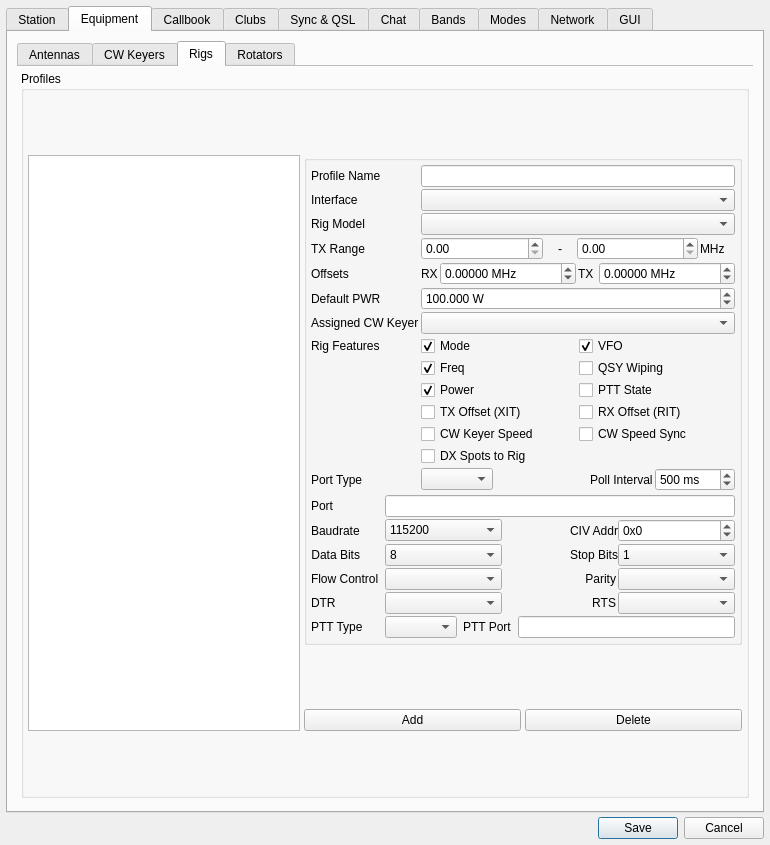
First picture: the form in ui/SettingsDialog.ui, repository aa5sh/QLog, before the edit.
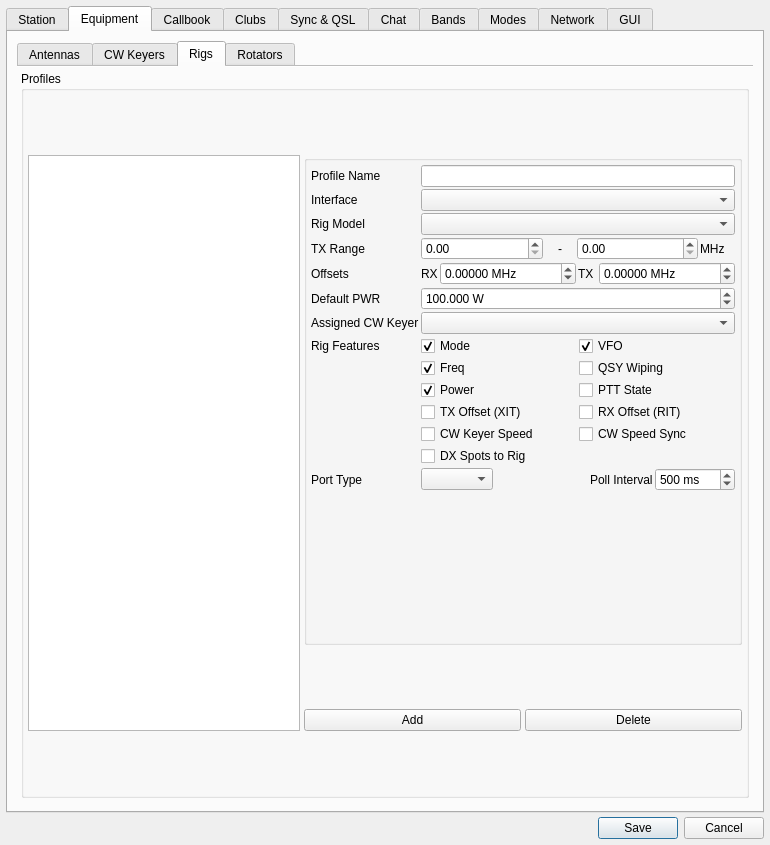
Second picture: the form after the edit. The open tabs and pages were chosen to show the change. Icons and pictures are not drawn. Custom widgets are drawn as their Qt base class.

Commit message: Fixed #862 - OmniRig settings are not saved

```diff
--- a/ui/SettingsDialog.ui
+++ b/ui/SettingsDialog.ui
@@ -2371,6 +2371,7 @@
                      </item>
                     </layout>
                    </widget>
+                   <widget class="QWidget" name="rigSpecialOmni"/>
                   </widget>
                  </item>
                  <item row="2" column="1">
```
Left out of the diff: 2 changed lines with no effect on the pictures.
